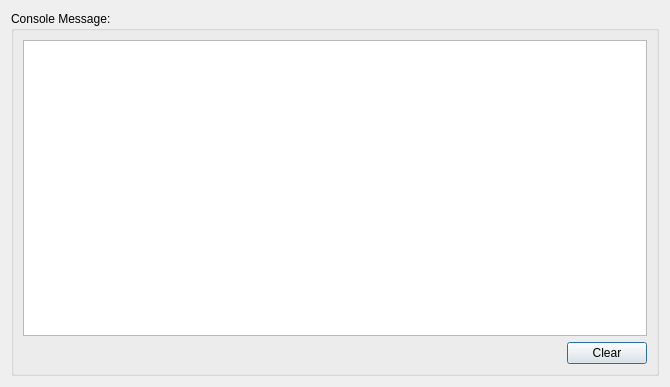
This is consoledialog.ui in guolisen/Arm as Qt 5 draws it before an edit. The edited form follows.
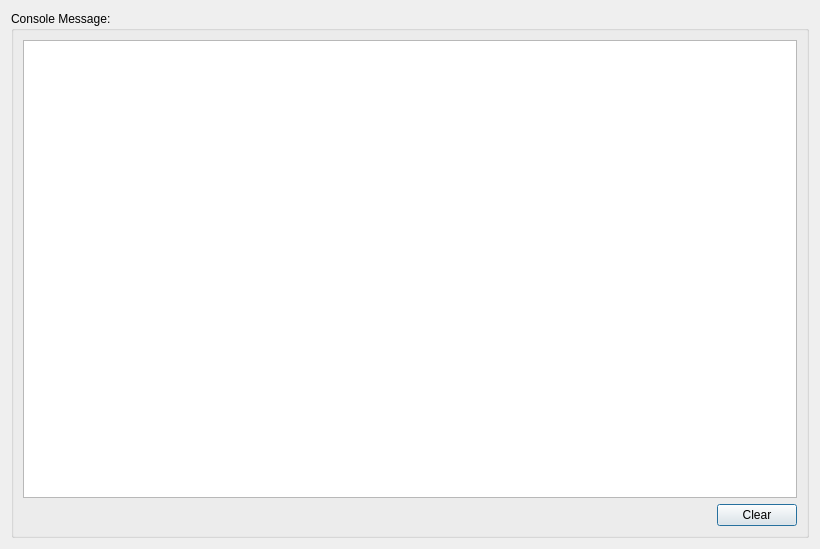
This is the edited form.

The edit to the form file:
```diff
--- a/consoledialog.ui
+++ b/consoledialog.ui
@@ -6,8 +6,8 @@
    <rect>
     <x>0</x>
     <y>0</y>
-    <width>670</width>
-    <height>387</height>
+    <width>820</width>
+    <height>549</height>
    </rect>
   </property>
   <property name="windowTitle">
```
